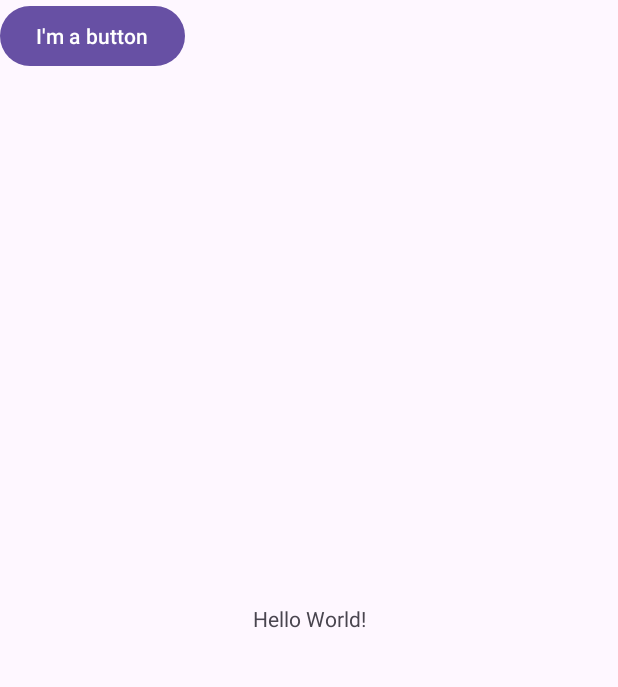
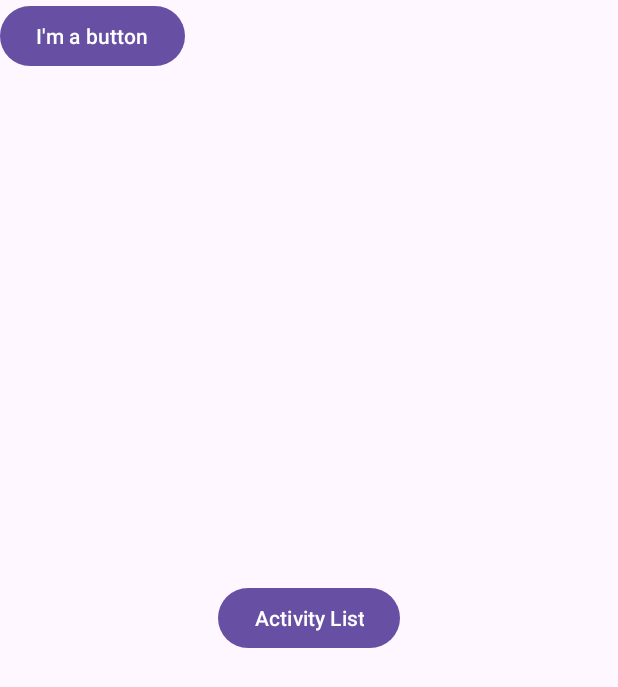
Before and after one commit to Torin99/CP470, an Android app: the MainActivity screen opened directly, with no data from a screen before it, on a phone screen of 412 x 824 dp. Shown: the top 687 px of the screen. Run offline under Robolectric (Android 15) with nearby library versions, the phone set to English and light mode, and no system bars.

Commit message:
Create Navigation System

```diff
--- a/app/src/main/java/com/example/androidassignments/MainActivity.java
+++ b/app/src/main/java/com/example/androidassignments/MainActivity.java
@@ -2,7 +2,9 @@ package com.example.androidassignments;
 
 import androidx.appcompat.app.AppCompatActivity;
 
+import android.content.Intent;
 import android.os.Bundle;
+import android.widget.Button;
 
 public class MainActivity extends AppCompatActivity {
 
@@ -10,5 +12,13 @@ public class MainActivity extends AppCompatActivity {
     protected void onCreate(Bundle savedInstanceState) {
         super.onCreate(savedInstanceState);
         setContentView(R.layout.activity_main);
+        Button activityButton = super.findViewById(R.id.activityButton);
+        activityButton.setOnClickListener((view) -> {
+
+            Intent intent1 = new Intent(MainActivity.this, ListItemsActivity.class);
+            startActivity(intent1);
+        });
+
+
     }
 }
--- a/app/src/main/res/layout/activity_main.xml
+++ b/app/src/main/res/layout/activity_main.xml
@@ -23,4 +23,15 @@
         tools:layout_editor_absoluteX="160dp"
         tools:layout_editor_absoluteY="383dp" />
 
+    <Button
+        android:id="@+id/activityButton"
+        android:layout_width="wrap_content"
+        android:layout_height="wrap_content"
+        android:text="@string/Activity"
+        app:layout_constraintBottom_toBottomOf="parent"
+        app:layout_constraintEnd_toEndOf="parent"
+        app:layout_constraintStart_toStartOf="parent"
+        app:layout_constraintTop_toTopOf="parent" />
+
+
 </androidx.constraintlayout.widget.ConstraintLayout>
--- a/app/src/main/res/values/strings.xml
+++ b/app/src/main/res/values/strings.xml
@@ -3,8 +3,9 @@
     <string name="hello_message">Hello World!</string>
     <string name="ButtonText">I\'m a button</string>
     <string name="Login">Login</string>
+    <string name="LoginHint">login name</string>
     <string name="Password">Password</string>
     <string name="Switch">What does this do?</string>
-
+    <string name="Activity">Activity List</string>
 
 </resources>
```
Also changed, not shown: app/src/main/AndroidManifest.xml (+14 -4 lines), app/src/main/java/com/example/androidassignments/LoginActivity.java (+9 -0 lines), app/src/main/res/layout/activity_login.xml (+11 -1 lines), 1 other file.
